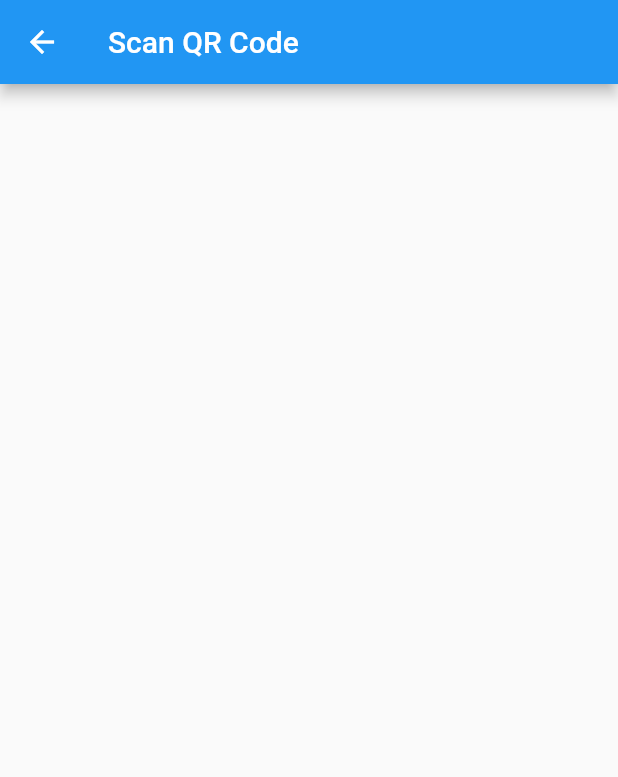
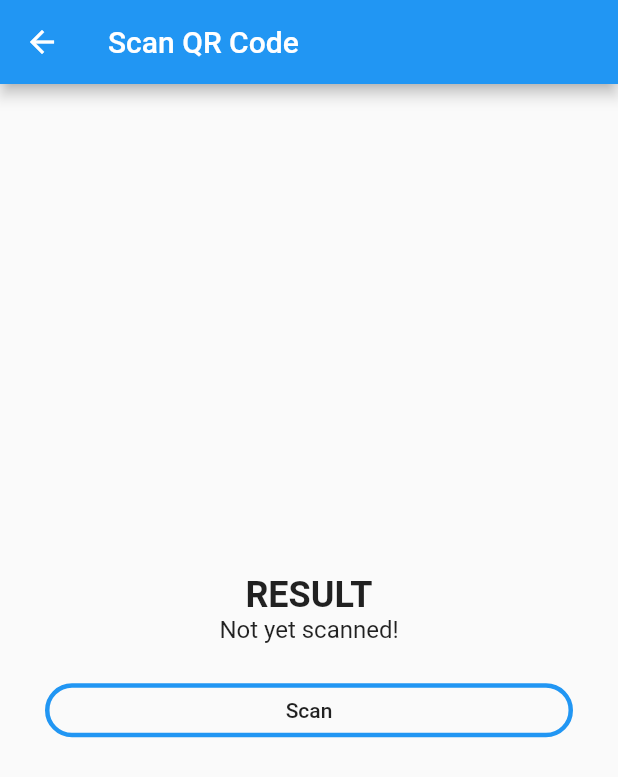
Before and after one commit to jacepm/flutter-qr-code, a Flutter app: the Scan screen opened directly, on a phone screen of 412 x 824 dp. Shown: the top 777 px of the screen. Run offline on Flutter 3.47's test engine with Material 2 defaults, Android fonts, the phone set to English and light mode, and no system bars.

Commit message:
feat: add text and button for scan widget

```diff
--- a/lib/scan.dart
+++ b/lib/scan.dart
@@ -9,6 +9,8 @@ class Scan extends StatefulWidget {
 }
 
 class _ScanState extends State<Scan> {
+  String result = 'Not yet scanned!';
+
   @override
   Widget build(BuildContext context) {
     return Scaffold(
@@ -18,9 +20,37 @@ class _ScanState extends State<Scan> {
         child: Column(
           mainAxisAlignment: MainAxisAlignment.center,
           crossAxisAlignment: CrossAxisAlignment.stretch,
-          children: <Widget>[],
+          children: <Widget>[
+            _textBuilder(
+              text: 'RESULT',
+              fontSize: 24.0,
+              fontWeight: FontWeight.bold,
+            ),
+            _textBuilder(text: result, fontSize: 16.0),
+            SizedBox(height: 20),
+            FlatButton(
+              padding: EdgeInsets.all(10.0),
+              child: Text('Scan'),
+              shape: RoundedRectangleBorder(
+                borderRadius: BorderRadius.circular(20),
+                side: BorderSide(color: Colors.blue, width: 3.0),
+              ),
+              onPressed: () {},
+            ),
+          ],
         ),
       ),
     );
   }
+
+  Widget _textBuilder({String text, double fontSize, FontWeight fontWeight}) {
+    return Text(
+      text,
+      style: TextStyle(
+        fontSize: fontSize,
+        fontWeight: fontWeight ?? FontWeight.normal,
+      ),
+      textAlign: TextAlign.center,
+    );
+  }
 }
```
